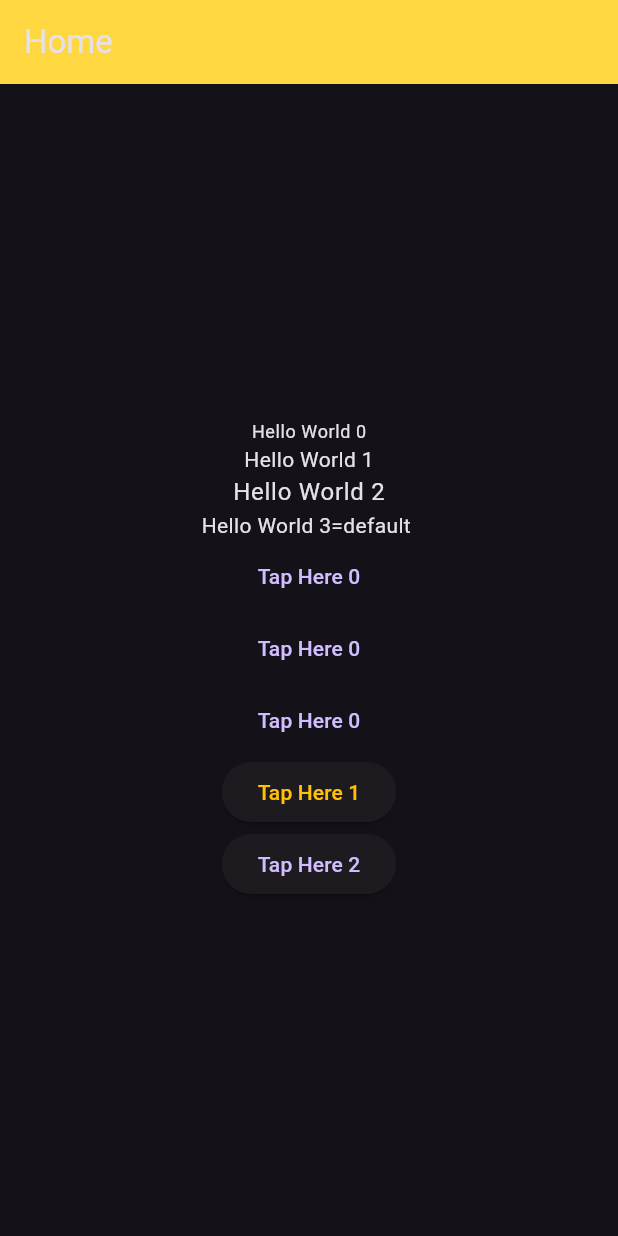
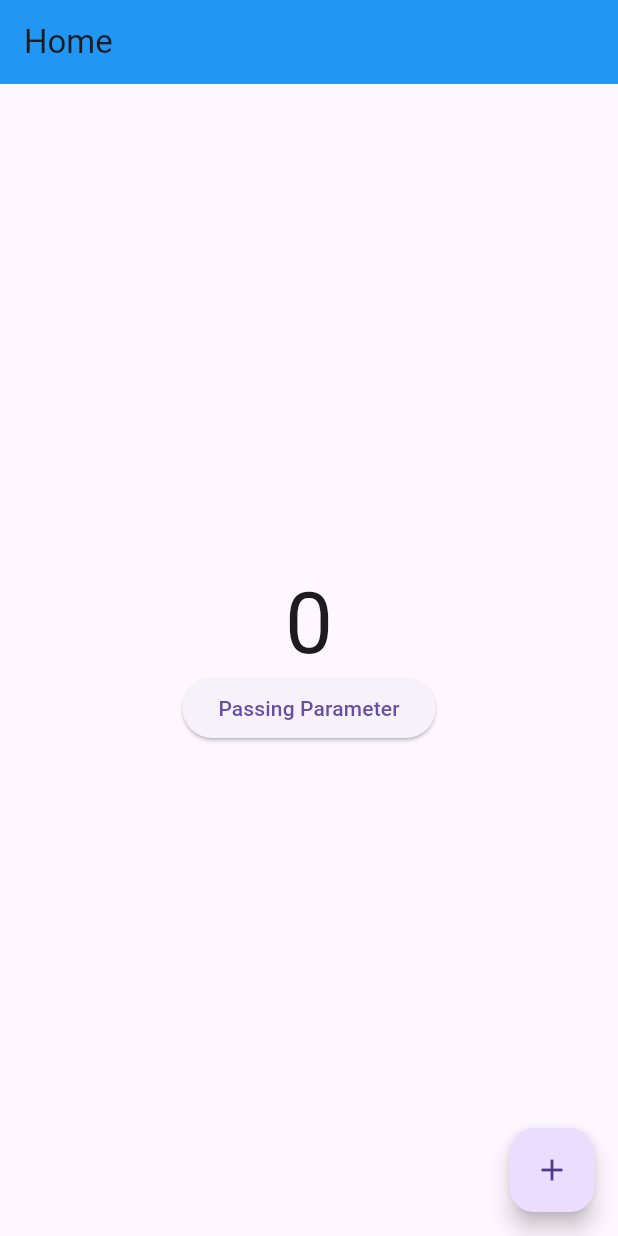
Before and after one commit to nafiz79/practise_udemy, a Flutter app: the screen it shows after launch, on a phone screen of 412 x 824 dp. Run offline on Flutter 3.47's test engine with Material 3 defaults, Android fonts, the phone set to English and light mode, and no system bars.

Commit message:
statefull_and_passing_parameter_class_7.3

```diff
--- a/lib/main.dart
+++ b/lib/main.dart
@@ -14,95 +14,80 @@ class MyApp extends StatelessWidget {
   Widget build(BuildContext context) {
     return MaterialApp(
       home: HomeScreen(),
-      theme: ThemeData(
-        primaryColor: Colors.green,
-        elevatedButtonTheme: ElevatedButtonThemeData(
-          style: ElevatedButton.styleFrom(
-            foregroundColor: Colors.pink,
-            backgroundColor: Colors.green,
-            padding: EdgeInsets.symmetric(horizontal: 30, vertical: 20),
-            shape: RoundedRectangleBorder(
-              borderRadius: BorderRadius.circular(12),
-            ),
-            elevation: 5,
-            textStyle: TextStyle(
-              fontSize: 16,
-              fontWeight: FontWeight.bold,
-              letterSpacing: 0.6,
-              wordSpacing: 0.5,
-            ),
-          ),
-        ),
-        textButtonTheme: TextButtonThemeData(
-          style: TextButton.styleFrom(
-            textStyle: TextStyle(
-              fontSize: 28,
-              fontWeight: FontWeight.w600,
-            ),
-            foregroundColor: Colors.deepOrange,
-          ),
-        ),
-        appBarTheme: AppBarTheme(
-          backgroundColor: Colors.pink,
-          elevation: 7,
-          shadowColor: Colors.green,
-        ),
-        textTheme: TextTheme(
-          bodyLarge: TextStyle(fontSize: 22),
-          bodyMedium: TextStyle(fontSize: 18),
-          bodySmall: TextStyle(fontSize: 12),
-        ),
-      ),
-      darkTheme: ThemeData(
-        brightness: Brightness.dark,
-        appBarTheme: AppBarTheme(
-          backgroundColor: Colors.amberAccent,
-        ),
-      ),
-      themeMode: ThemeMode.dark,
     );
   }
 }
 
-class HomeScreen extends StatelessWidget {
-  const HomeScreen({super.key});
+class PassingParameterScreen extends StatefulWidget {
+  final String username;
+  const PassingParameterScreen({super.key, required this.username});
+
+  @override
+  State<PassingParameterScreen> createState() => _PassingParameterScreenState();
+}
+
+class _PassingParameterScreenState extends State<PassingParameterScreen> {
+  @override
+  Widget build(BuildContext context) {
+    return Scaffold(
+      appBar: AppBar(
+        title: Text('Home'),
+        backgroundColor: Colors.blue,
+      ),
+      body: Center(child: Text(widget.username)),
+    );
+  }
+}
+
+class HomeScreen extends StatefulWidget {
+  const HomeScreen({
+    super.key,
+  });
+
+  @override
+  State<HomeScreen> createState() => _HomeScreenState();
+}
+
+class _HomeScreenState extends State<HomeScreen> {
+  int counter = 0;
 
   @override
   Widget build(BuildContext context) {
     return Scaffold(
       appBar: AppBar(
         title: Text('Home'),
+        backgroundColor: Colors.blue,
       ),
       body: Center(
         child: Column(
           mainAxisAlignment: MainAxisAlignment.center,
           children: [
             Text(
-            'Hello World 0',
-            style: Theme.of(context).textTheme.bodySmall,
+              counter.toString(),
+              style: Theme.of(context).textTheme.displayLarge,
             ),
-          Text(
-            'Hello World 1',
-            style: Theme.of(context).textTheme.bodyMedium,
+            ElevatedButton(
+                onPressed: () {
+                  Navigator.push(
+                    context,
+                    MaterialPageRoute(
+                      builder: (context) =>
+                          PassingParameterScreen(username: 'Nafees Ahamed'),
                     ),
-          Text(
-            'Hello World 2',
-            style: Theme.of(context).textTheme.bodyLarge,
+                  );
+                },
+                child: Text('Passing Parameter')),
+          ],
         ),
-          Text('Hello World 3=default '),
-          TextButton(onPressed: () {}, child: Text('Tap Here 0')),
-          TextButton(onPressed: () {}, child: Text('Tap Here 0')),
-          TextButton(onPressed: () {}, child: Text('Tap Here 0')),
-          ElevatedButton(
-            style: ElevatedButton.styleFrom(
-              foregroundColor: Colors.amber,
       ),
-            onPressed: () {},
-            child: Text('Tap Here 1'),
+      floatingActionButton: FloatingActionButton(
+        onPressed: () {
+          counter++;
+          print(counter);
+          setState(() {});
+        },
+        child: Icon(Icons.add),
       ),
-          ElevatedButton(onPressed: () {}, child: Text('Tap Here 2'))
-        ],
-      )),
     );
   }
 }
```
Lines whose indentation alone changed are shown as unchanged.
